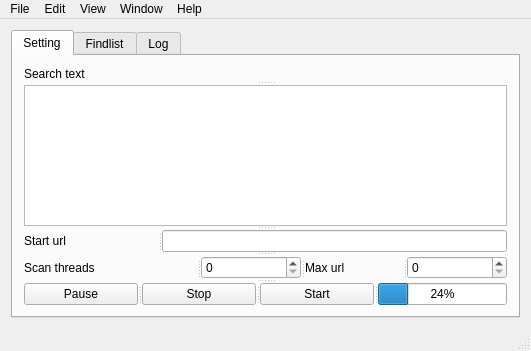
Qt form mainwindow.ui (kolyvoshko/Web2SearchTextNext) before a commit.
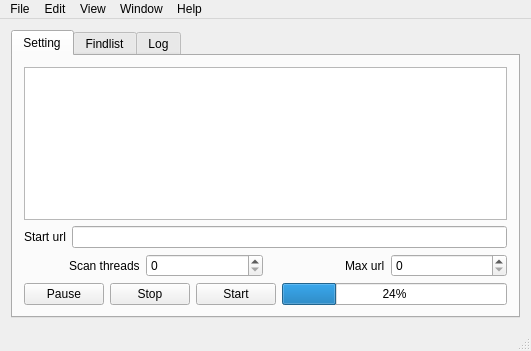
The same form after that commit.

What changed in the file:
```diff
--- a/mainwindow.ui
+++ b/mainwindow.ui
@@ -14,7 +14,7 @@
    <string>URLFinder</string>
   </property>
   <widget class="QWidget" name="centralwidget">
-   <layout class="QVBoxLayout" name="verticalLayout_4">
+   <layout class="QHBoxLayout" name="horizontalLayout_5">
     <item>
      <widget class="QTabWidget" name="tabWidget">
       <property name="currentIndex">
@@ -24,27 +24,15 @@
        <attribute name="title">
         <string>Setting</string>
        </attribute>
+       <layout class="QHBoxLayout" name="horizontalLayout_6">
+        <item>
        <layout class="QVBoxLayout" name="verticalLayout">
         <item>
-         <widget class="QSplitter" name="splitter_5">
-          <property name="orientation">
-           <enum>Qt::Vertical</enum>
-          </property>
-          <widget class="QSplitter" name="splitter_3">
-           <property name="orientation">
-            <enum>Qt::Vertical</enum>
-           </property>
-           <widget class="QLabel" name="label_search_text">
-            <property name="text">
-             <string>Search text</string>
-            </property>
-           </widget>
            <widget class="QPlainTextEdit" name="plainTextEdit_search_text"/>
-          </widget>
-          <widget class="QSplitter" name="splitter_2">
-           <property name="orientation">
-            <enum>Qt::Horizontal</enum>
-           </property>
+          </item>
+          <item>
+           <layout class="QHBoxLayout" name="horizontalLayout_4">
+            <item>
            <widget class="QLabel" name="label_start_utl">
             <property name="maximumSize">
              <size>
@@ -56,6 +44,8 @@
              <string>Start url</string>
             </property>
            </widget>
+            </item>
+            <item>
            <widget class="QLineEdit" name="lineEdit_url">
             <property name="enabled">
              <bool>true</bool>
@@ -67,11 +57,12 @@
              </size>
             </property>
            </widget>
-          </widget>
-          <widget class="QSplitter" name="splitter">
-           <property name="orientation">
-            <enum>Qt::Horizontal</enum>
-           </property>
+            </item>
+           </layout>
+          </item>
+          <item>
+           <layout class="QHBoxLayout" name="horizontalLayout_3">
+            <item alignment="Qt::AlignRight">
            <widget class="QLabel" name="label_scan_threads">
             <property name="maximumSize">
              <size>
@@ -83,6 +74,8 @@
              <string>Scan threads</string>
             </property>
            </widget>
+            </item>
+            <item>
            <widget class="QSpinBox" name="spinBox_number_scan_theads">
             <property name="maximumSize">
              <size>
@@ -91,6 +84,8 @@
              </size>
             </property>
            </widget>
+            </item>
+            <item alignment="Qt::AlignRight">
            <widget class="QLabel" name="label_max_url">
             <property name="maximumSize">
              <size>
@@ -102,6 +97,8 @@
              <string>Max url</string>
             </property>
            </widget>
+            </item>
+            <item>
            <widget class="QSpinBox" name="spinBox_max_url">
             <property name="maximumSize">
              <size>
@@ -110,11 +107,12 @@
              </size>
             </property>
            </widget>
-          </widget>
-          <widget class="QSplitter" name="splitter_4">
-           <property name="orientation">
-            <enum>Qt::Horizontal</enum>
-           </property>
+            </item>
+           </layout>
+          </item>
+          <item>
+           <layout class="QHBoxLayout" name="horizontalLayout_2">
+            <item>
            <widget class="QPushButton" name="pushButton_pause">
             <property name="maximumSize">
              <size>
@@ -126,6 +124,8 @@
              <string>Pause</string>
             </property>
            </widget>
+            </item>
+            <item>
            <widget class="QPushButton" name="pushButton_stop">
             <property name="maximumSize">
              <size>
@@ -137,6 +137,8 @@
              <string>Stop</string>
             </property>
            </widget>
+            </item>
+            <item>
            <widget class="QPushButton" name="pushButton_start">
             <property name="maximumSize">
              <size>
@@ -148,13 +150,17 @@
              <string>Start</string>
             </property>
            </widget>
+            </item>
+            <item>
            <widget class="QProgressBar" name="progressBar">
             <property name="value">
              <number>24</number>
             </property>
            </widget>
-          </widget>
-         </widget>
+            </item>
+           </layout>
+          </item>
+         </layout>
         </item>
        </layout>
       </widget>
```
Left out of the diff: 32 changed lines with no effect on the pictures. Lines whose indentation alone changed are shown as unchanged.
